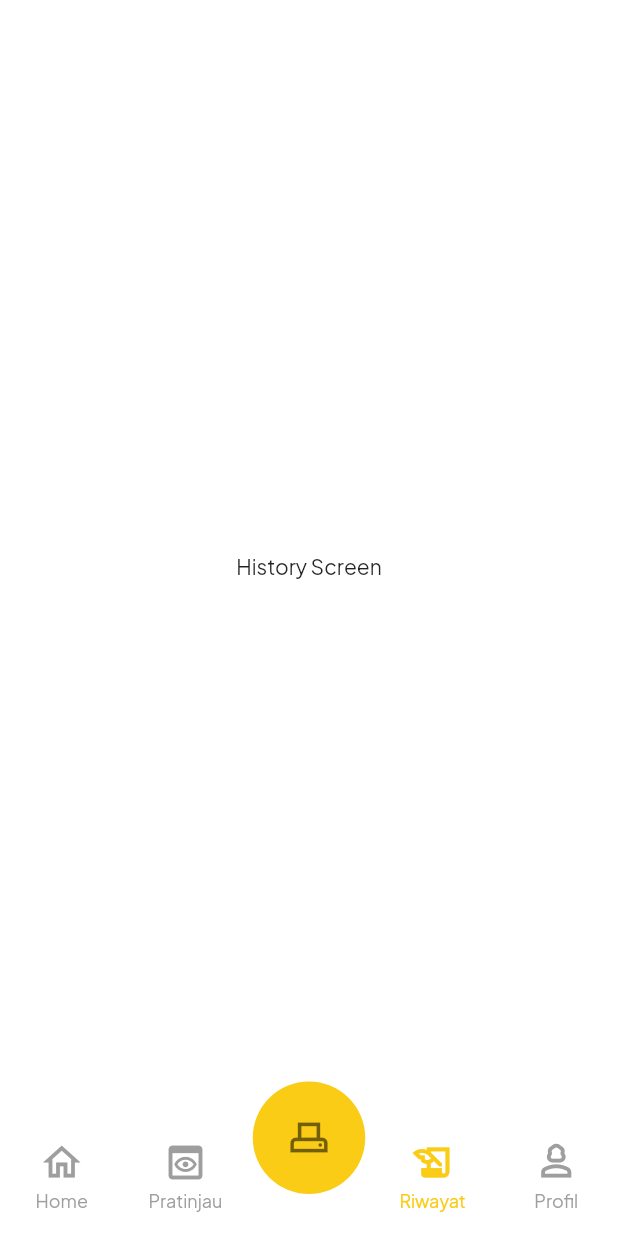
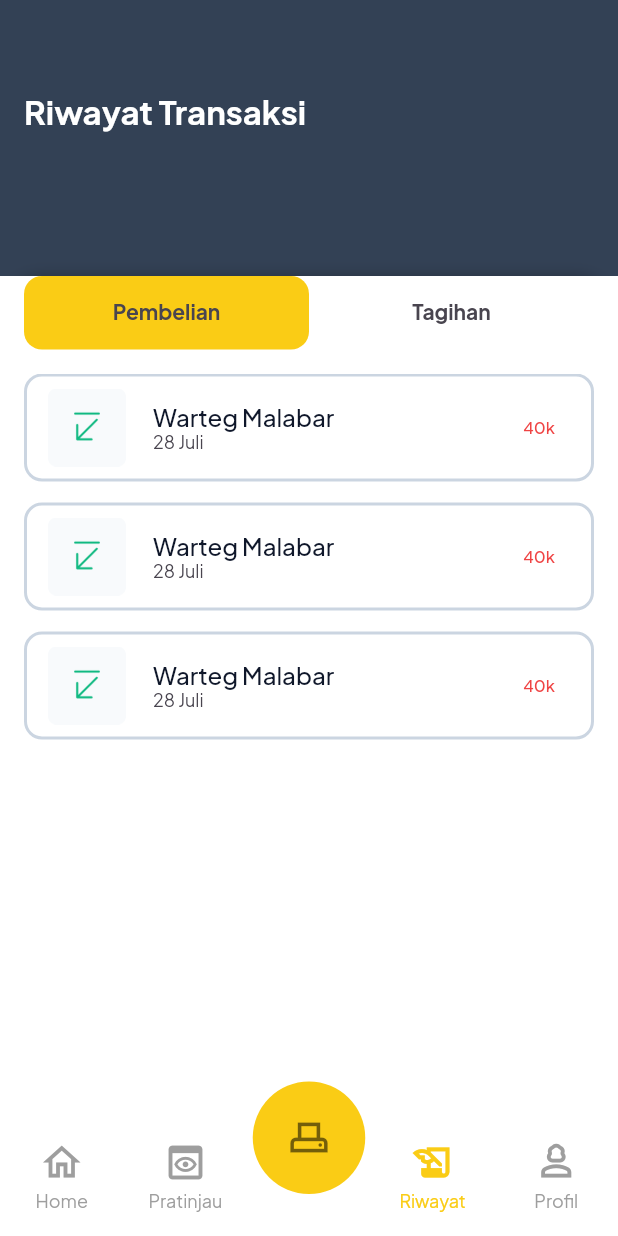
Before and after one commit to farhanroy/mobile-technoscape-scan2pay, a Flutter app: the screen it shows after launch, item 4 of the bottom bar chosen, on a phone screen of 412 x 824 dp. Run offline on Flutter 3.47's test engine with Material 2 defaults, Android fonts, the phone set to English and light mode, and no system bars; drawn by our look-alikes of persistent_bottom_nav_bar, sliding_up_panel; our stand-ins replace dio, get, pinput.

Commit message:
:lipstick: Slicing history
slicing history

```diff
--- a/lib/modules/dashboard/screen/history_screen.dart
+++ b/lib/modules/dashboard/screen/history_screen.dart
@@ -1,5 +1,7 @@
 import 'package:flutter/material.dart';
 import 'package:get/get.dart';
+import 'package:scan2pay/widgets/widgets.dart';
+import 'package:sliding_up_panel/sliding_up_panel.dart';
 
 import '../dashboard.dart';
 
@@ -9,9 +11,152 @@ class HistoryScreen extends GetView<DashboardController> {
   @override
   Widget build(BuildContext context) {
     return Scaffold(
-      body: Center(
-        child: Text('History Screen'),
+      body: SlidingUpPanel(
+        minHeight: 570,
+        maxHeight: 570,
+        borderRadius: BorderRadiusGeometry.lerp(
+          const BorderRadius.only(
+            topLeft: Radius.circular(28),
+            topRight: Radius.circular(28),
+          ),
+          const BorderRadius.only(
+            topLeft: Radius.circular(28),
+            topRight: Radius.circular(28),
+          ),
+          1,
+        ),
+        panel: const HistoryMainPanel(),
+        body: const HistoryBodyPanel(),
       ),
     );
   }
 }
+
+class HistoryMainPanel extends StatelessWidget {
+  const HistoryMainPanel({super.key});
+
+  @override
+  Widget build(BuildContext context) {
+    List<Tab> myTab = const [
+      Tab(
+        child: Text('Pembelian',
+            style: TextStyle(
+              color: Color(0xFF49454F),
+              fontSize: 14,
+              fontWeight: FontWeight.w700,
+            )),
+      ),
+      Tab(
+        child: Text('Tagihan',
+            style: TextStyle(
+              color: Color(0xFF49454F),
+              fontSize: 14,
+              fontWeight: FontWeight.w700,
+            )),
+      ),
+    ];
+
+    return DefaultTabController(
+      length: myTab.length,
+      child: Scaffold(
+        appBar: AppBar(
+          shape: const RoundedRectangleBorder(
+            borderRadius: BorderRadius.only(
+              topLeft: Radius.circular(28),
+              topRight: Radius.circular(28),
+            ),
+          ),
+          elevation: 0,
+          backgroundColor: Colors.white,
+          bottom: PreferredSize(
+            preferredSize: const Size.fromHeight(9),
+            child: Container(
+              height: 65,
+              padding: const EdgeInsets.only(
+                bottom: 16,
+                left: 16,
+                right: 16,
+              ),
+              child: TabBar(
+                tabs: myTab,
+                indicator: BoxDecoration(
+                  borderRadius: BorderRadius.circular(12),
+                  color: Get.theme.primaryColor,
+                ),
+              ),
+            ),
+          ),
+        ),
+        body: TabBarView(
+          children: [
+            Padding(
+              padding: const EdgeInsets.symmetric(horizontal: 16.0),
+              child: ListView.builder(
+                  padding: EdgeInsets.zero,
+                  shrinkWrap: true,
+                  physics: const NeverScrollableScrollPhysics(),
+                  itemCount: 3,
+                  itemBuilder: (context, index) {
+                    return TransactionItem(
+                      logo: Image.asset(
+                        'assets/images/logo-transaction.png',
+                        width: 56,
+                        height: 56,
+                      ),
+                      title: 'Warteg Malabar',
+                      date: '28 Juli',
+                      amount: '40k',
+                      amountColor: const Color(0xFFEF4444),
+                    );
+                  }),
+            ),
+            Padding(
+              padding: const EdgeInsets.symmetric(horizontal: 16.0),
+              child: ListView.builder(
+                  padding: EdgeInsets.zero,
+                  shrinkWrap: true,
+                  physics: const NeverScrollableScrollPhysics(),
+                  itemCount: 3,
+                  itemBuilder: (context, index) {
+                    return TransactionItem(
+                      logo: Image.asset(
+                        'assets/images/logo-transaction.png',
+                        width: 56,
+                        height: 56,
+                      ),
+                      title: 'Warteg Malabar',
+                      date: '28 Juli',
+                      amount: '40k',
+                      amountColor: const Color(0xFF10B981),
+                    );
+                  }),
+            )
+          ],
+        ),
+      ),
+    );
+  }
+}
+
+class HistoryBodyPanel extends StatelessWidget {
+  const HistoryBodyPanel({super.key});
+
+  @override
+  Widget build(BuildContext context) {
+    return Container(
+      color: const Color(0xFF334155),
+      padding: const EdgeInsets.only(
+        left: 16,
+        top: 60,
+      ),
+      child: const Text(
+        'Riwayat Transaksi',
+        style: TextStyle(
+          color: Colors.white,
+          fontSize: 22,
+          fontWeight: FontWeight.w700,
+        ),
+      ),
+    );
+  }
+}
--- a/lib/modules/dashboard/screen/home_screen.dart
+++ b/lib/modules/dashboard/screen/home_screen.dart
@@ -136,6 +136,7 @@ class HomeMainPanel extends StatelessWidget {
                 title: 'Pembayaran Tagihan',
                 date: '28 Juli',
                 amount: '200k',
+                amountColor: const Color(0xFF10B981),
               );
             },
           ),
--- a/lib/widgets/transaction_item.dart
+++ b/lib/widgets/transaction_item.dart
@@ -1,15 +1,18 @@
 import 'package:flutter/material.dart';
 
 class TransactionItem extends StatelessWidget {
-  const TransactionItem(
-      {super.key,
-      required this.logo,
-      required this.title,
-      required this.date,
-      required this.amount});
+  const TransactionItem({
+    super.key,
+    required this.logo,
+    required this.title,
+    required this.date,
+    required this.amount,
+    required this.amountColor,
+  });
 
   final Image logo;
   final String title, date, amount;
+  final Color amountColor;
 
   @override
   Widget build(BuildContext context) {
@@ -64,10 +67,11 @@ class TransactionItem extends StatelessWidget {
           const Spacer(),
           Text(
             amount,
-            style: const TextStyle(
-                color: Color(0xFF10B981),
-                fontSize: 11,
-                fontWeight: FontWeight.w500),
+            style: TextStyle(
+              color: amountColor,
+              fontSize: 11,
+              fontWeight: FontWeight.w500,
+            ),
           ),
         ],
       ),
```
